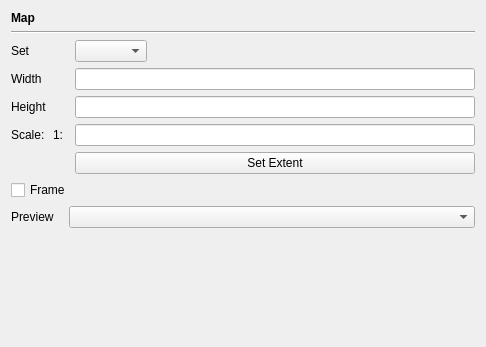
Before: the Qt Designer form src/ui/qgscomposermapwidgetbase.ui in stopa85/Quantum-GIS, drawn with Qt 5.
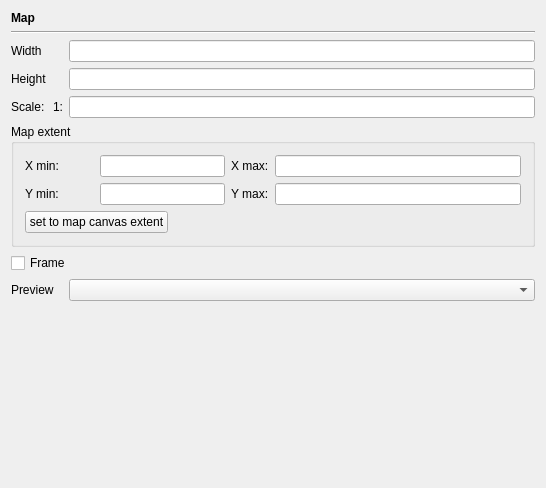
After: the same form once the commit is applied.

Patch:
```diff
--- a/src/ui/qgscomposermapwidgetbase.ui
+++ b/src/ui/qgscomposermapwidgetbase.ui
@@ -5,8 +5,8 @@
    <rect>
     <x>0</x>
     <y>0</y>
-    <width>486</width>
-    <height>347</height>
+    <width>546</width>
+    <height>488</height>
    </rect>
   </property>
   <property name="sizePolicy" >
@@ -19,14 +19,14 @@
    <string>Map options</string>
   </property>
   <layout class="QGridLayout" >
-   <item row="0" column="0" colspan="4" >
+   <item row="0" column="0" colspan="3" >
     <widget class="QLabel" name="mNameLabel" >
      <property name="text" >
       <string>&lt;b>Map&lt;/b></string>
      </property>
     </widget>
    </item>
-   <item row="1" column="0" colspan="4" >
+   <item row="1" column="0" colspan="3" >
     <widget class="Line" name="line1" >
      <property name="frameShape" >
       <enum>QFrame::HLine</enum>
@@ -40,38 +40,6 @@
     </widget>
    </item>
    <item row="2" column="0" >
-    <widget class="QLabel" name="textLabel1_3" >
-     <property name="text" >
-      <string>Set</string>
-     </property>
-     <property name="wordWrap" >
-      <bool>true</bool>
-     </property>
-     <property name="buddy" >
-      <cstring>mCalculateComboBox</cstring>
-     </property>
-    </widget>
-   </item>
-   <item row="2" column="3" >
-    <widget class="QComboBox" name="mCalculateComboBox" >
-     <property name="enabled" >
-      <bool>true</bool>
-     </property>
-     <property name="sizePolicy" >
-      <sizepolicy vsizetype="Fixed" hsizetype="Fixed" >
-       <horstretch>0</horstretch>
-       <verstretch>0</verstretch>
-      </sizepolicy>
-     </property>
-     <property name="minimumSize" >
-      <size>
-       <width>0</width>
-       <height>0</height>
-      </size>
-     </property>
-    </widget>
-   </item>
-   <item row="3" column="0" >
     <widget class="QLabel" name="textLabel1" >
      <property name="text" >
       <string>Width</string>
@@ -84,10 +52,10 @@
      </property>
     </widget>
    </item>
-   <item row="3" column="3" >
+   <item row="2" column="2" >
     <widget class="QLineEdit" name="mWidthLineEdit" />
    </item>
-   <item row="4" column="0" >
+   <item row="3" column="0" >
     <widget class="QLabel" name="textLabel2" >
      <property name="text" >
       <string>Height</string>
@@ -100,10 +68,10 @@
      </property>
     </widget>
    </item>
-   <item row="4" column="3" >
+   <item row="3" column="2" >
     <widget class="QLineEdit" name="mHeightLineEdit" />
    </item>
-   <item row="5" column="0" >
+   <item row="4" column="0" >
     <widget class="QLabel" name="label_2" >
      <property name="sizePolicy" >
       <sizepolicy vsizetype="Preferred" hsizetype="Preferred" >
@@ -119,7 +87,7 @@
      </property>
     </widget>
    </item>
-   <item row="5" column="1" >
+   <item row="4" column="1" >
     <widget class="QLabel" name="label" >
      <property name="text" >
       <string>1:</string>
@@ -129,46 +97,108 @@
      </property>
     </widget>
    </item>
-   <item row="5" column="3" >
+   <item row="4" column="2" >
     <widget class="QLineEdit" name="mScaleLineEdit" />
    </item>
-   <item row="6" column="0" colspan="2" >
-    <widget class="QLabel" name="label_3" >
-     <property name="sizePolicy" >
-      <sizepolicy vsizetype="Preferred" hsizetype="Expanding" >
-       <horstretch>0</horstretch>
-       <verstretch>0</verstretch>
-      </sizepolicy>
+   <item row="5" column="0" colspan="3" >
+    <widget class="QGroupBox" name="mMapExtentGroupBox" >
+     <property name="title" >
+      <string>Map extent</string>
      </property>
-     <property name="text" >
-      <string/>
-     </property>
+     <layout class="QGridLayout" >
+      <item row="0" column="0" >
+       <layout class="QVBoxLayout" >
+        <item>
+         <widget class="QLabel" name="mXMinLabel" >
+          <property name="enabled" >
+           <bool>true</bool>
+          </property>
+          <property name="text" >
+           <string>X min:</string>
+          </property>
+         </widget>
+        </item>
+        <item>
+         <widget class="QLabel" name="mYMinLabel" >
+          <property name="text" >
+           <string>Y min:</string>
+          </property>
+         </widget>
+        </item>
+       </layout>
+      </item>
+      <item row="0" column="1" colspan="2" >
+       <layout class="QVBoxLayout" >
+        <item>
+         <widget class="QLineEdit" name="mXMinLineEdit" />
+        </item>
+        <item>
+         <widget class="QLineEdit" name="mYMinLineEdit" />
+        </item>
+       </layout>
+      </item>
+      <item row="0" column="3" >
+       <layout class="QVBoxLayout" >
+        <item>
+         <widget class="QLabel" name="mXMaxLabel" >
+          <property name="text" >
+           <string>X max:</string>
+          </property>
+         </widget>
+        </item>
+        <item>
+         <widget class="QLabel" name="mYMaxLabel" >
+          <property name="windowModality" >
+           <enum>Qt::NonModal</enum>
+          </property>
+          <property name="text" >
+           <string>Y max:</string>
+          </property>
+         </widget>
+        </item>
+       </layout>
+      </item>
+      <item row="0" column="4" >
+       <layout class="QVBoxLayout" >
+        <item>
+         <widget class="QLineEdit" name="mXMaxLineEdit" />
+        </item>
+        <item>
+         <widget class="QLineEdit" name="mYMaxLineEdit" />
+        </item>
+       </layout>
+      </item>
+      <item row="1" column="0" colspan="2" >
+       <widget class="QPushButton" name="mSetToMapCanvasExtentButton" >
+        <property name="text" >
+         <string>set to map canvas extent</string>
+        </property>
+       </widget>
+      </item>
+      <item row="1" column="2" colspan="3" >
+       <spacer>
+        <property name="orientation" >
+         <enum>Qt::Horizontal</enum>
+        </property>
+        <property name="sizeHint" >
+         <size>
+          <width>311</width>
+          <height>20</height>
+         </size>
+        </property>
+       </spacer>
+      </item>
+     </layout>
     </widget>
    </item>
-   <item row="6" column="3" >
-    <widget class="QPushButton" name="mSetCurrentExtentButton" >
-     <property name="sizePolicy" >
-      <sizepolicy vsizetype="Fixed" hsizetype="Expanding" >
-       <horstretch>0</horstretch>
-       <verstretch>0</verstretch>
-      </sizepolicy>
-     </property>
-     <property name="toolTip" >
-      <string>Set map extent to current extent in QGIS map canvas</string>
-     </property>
-     <property name="text" >
-      <string>Set Extent</string>
-     </property>
-    </widget>
-   </item>
-   <item row="7" column="0" colspan="4" >
+   <item row="6" column="0" colspan="3" >
     <widget class="QCheckBox" name="mFrameCheckBox" >
      <property name="text" >
       <string>Frame</string>
      </property>
     </widget>
    </item>
-   <item row="8" column="0" colspan="2" >
+   <item row="7" column="0" colspan="2" >
     <widget class="QLabel" name="textLabel1_5" >
      <property name="text" >
       <string>Preview</string>
@@ -181,7 +211,7 @@
      </property>
     </widget>
    </item>
-   <item row="8" column="2" colspan="2" >
+   <item row="7" column="2" >
     <widget class="QComboBox" name="mPreviewModeComboBox" >
      <property name="sizePolicy" >
       <sizepolicy vsizetype="Fixed" hsizetype="Expanding" >
@@ -191,15 +221,15 @@
      </property>
     </widget>
    </item>
-   <item row="9" column="2" colspan="2" >
+   <item row="8" column="2" >
     <spacer>
      <property name="orientation" >
       <enum>Qt::Vertical</enum>
      </property>
      <property name="sizeHint" >
       <size>
-       <width>20</width>
-       <height>40</height>
+       <width>402</width>
+       <height>31</height>
       </size>
      </property>
     </spacer>
```
Left out of the diff: 2 changed lines with no effect on the pictures.
